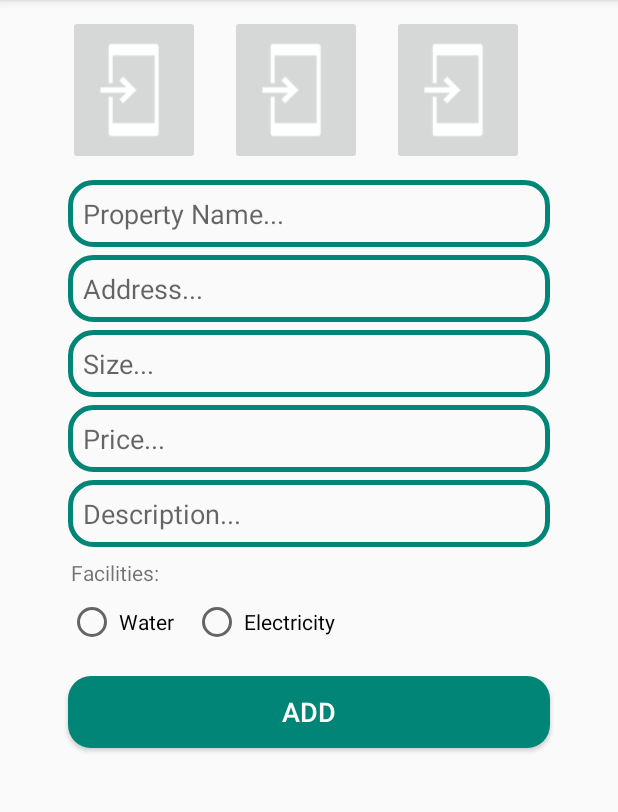
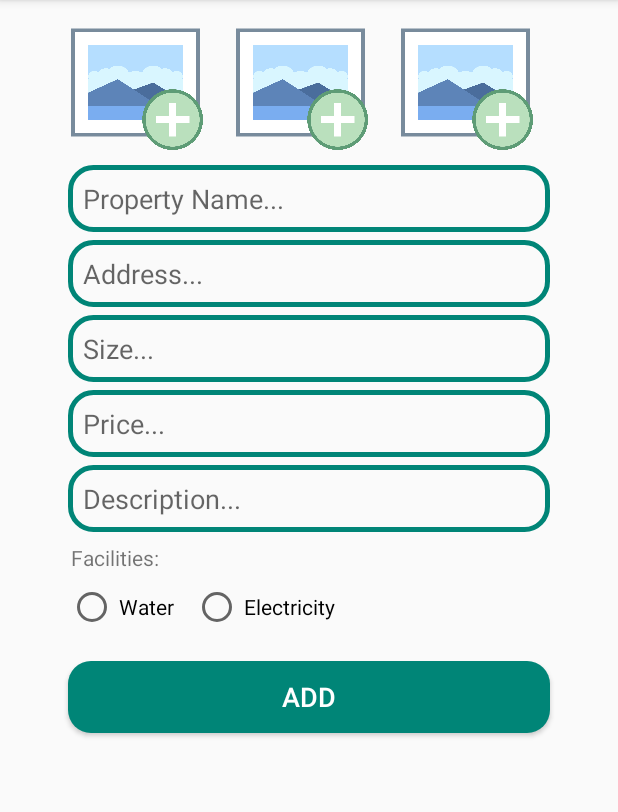
Before and after one commit to TharsikaPS20/CampoGrande, an Android app: the screen it shows after launch (AddNewActivity), on a phone screen of 412 x 824 dp, the part 84-896 px from its top. Run offline under Robolectric (Android 15) with nearby library versions, the phone set to English and light mode, and no system bars.

Commit message:
changed images for image chooser

```diff
--- a/app/src/main/res/layout/activity_add_new.xml
+++ b/app/src/main/res/layout/activity_add_new.xml
@@ -8,38 +8,35 @@
 
     <ImageButton
         android:id="@+id/select_image"
-        android:layout_width="wrap_content"
-        android:layout_height="100dp"
+        android:layout_width="90dp"
+        android:layout_height="90dp"
         android:layout_marginLeft="45dp"
         android:layout_marginRight="20dp"
         android:layout_marginTop="10dp"
         android:cropToPadding="false"
         android:scaleType="centerCrop"
-        android:src="@drawable/common_full_open_on_phone"
-        app:srcCompat="@mipmap/ic_launcher"
+        android:background="@drawable/add_image"
         />
     <ImageButton
         android:id="@+id/select_image1"
-        android:layout_width="wrap_content"
-        android:layout_height="100dp"
+        android:layout_width="90dp"
+        android:layout_height="90dp"
         android:layout_toEndOf="@+id/select_image"
         android:layout_marginTop="10dp"
         android:cropToPadding="false"
         android:scaleType="centerCrop"
-        android:src="@drawable/common_full_open_on_phone"
-        app:srcCompat="@mipmap/ic_launcher"
+        android:background="@drawable/add_image"
         />
     <ImageButton
-        android:layout_width="wrap_content"
-        android:layout_height="100dp"
+        android:layout_width="90dp"
+        android:layout_height="90dp"
         android:layout_toEndOf="@+id/select_image1"
         android:layout_marginLeft="20dp"
         android:layout_marginRight="45dp"
         android:layout_marginTop="10dp"
         android:cropToPadding="false"
         android:scaleType="centerCrop"
-        android:src="@drawable/common_full_open_on_phone"
-        app:srcCompat="@mipmap/ic_launcher"
+        android:background="@drawable/add_image"
         />
 
     <EditText
```
Also changed, not shown: app/src/main/res/drawable/add_image.jpg (added).
